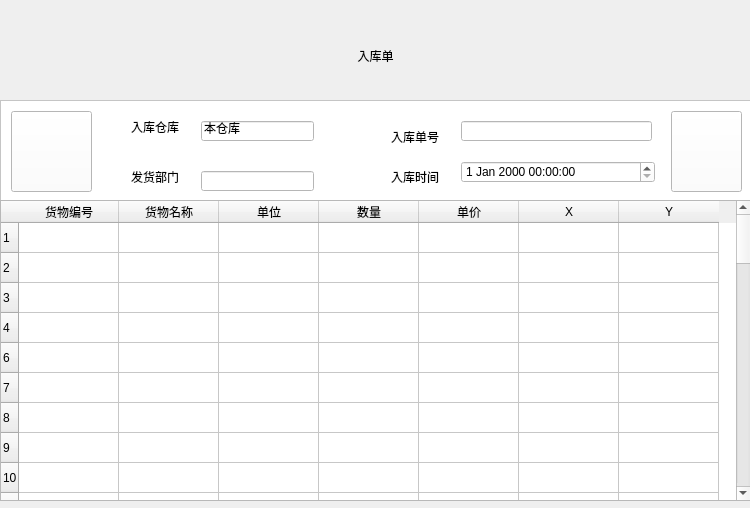
First picture: the form in ui/instore_table.ui, repository Jadecity/StorePro, before the edit.
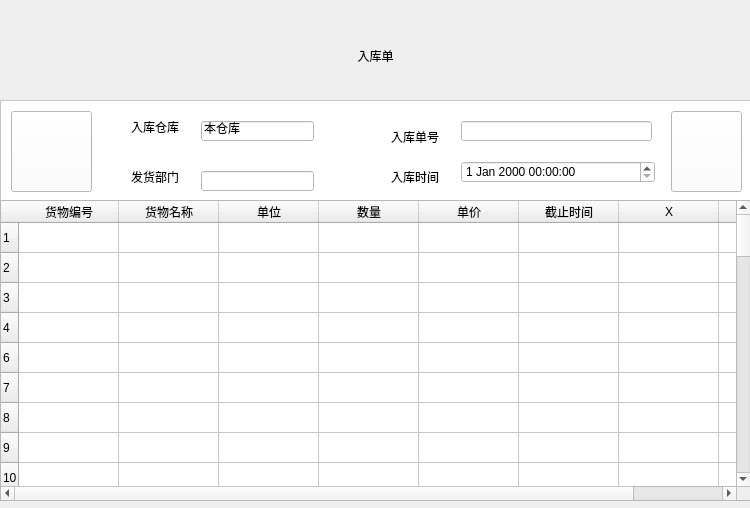
Second picture: the form after the edit. Icons and pictures are not drawn.

```diff
--- a/ui/instore_table.ui
+++ b/ui/instore_table.ui
@@ -13,6 +13,9 @@
   <property name="windowTitle">
    <string>Form</string>
   </property>
+  <property name="styleSheet">
+   <string notr="true">font: 9pt &quot;微软雅黑&quot;;</string>
+  </property>
   <widget class="QLabel" name="head_lable">
    <property name="geometry">
     <rect>
@@ -386,6 +389,11 @@
      <string>单价</string>
     </property>
    </column>
+   <column>
+    <property name="text">
+     <string>截止时间</string>
+    </property>
+   </column>
    <column>
     <property name="text">
      <string>X</string>
@@ -396,6 +404,11 @@
      <string>Y</string>
     </property>
    </column>
+   <item row="0" column="5">
+    <property name="text">
+     <string/>
+    </property>
+   </item>
   </widget>
  </widget>
  <resources>
```
